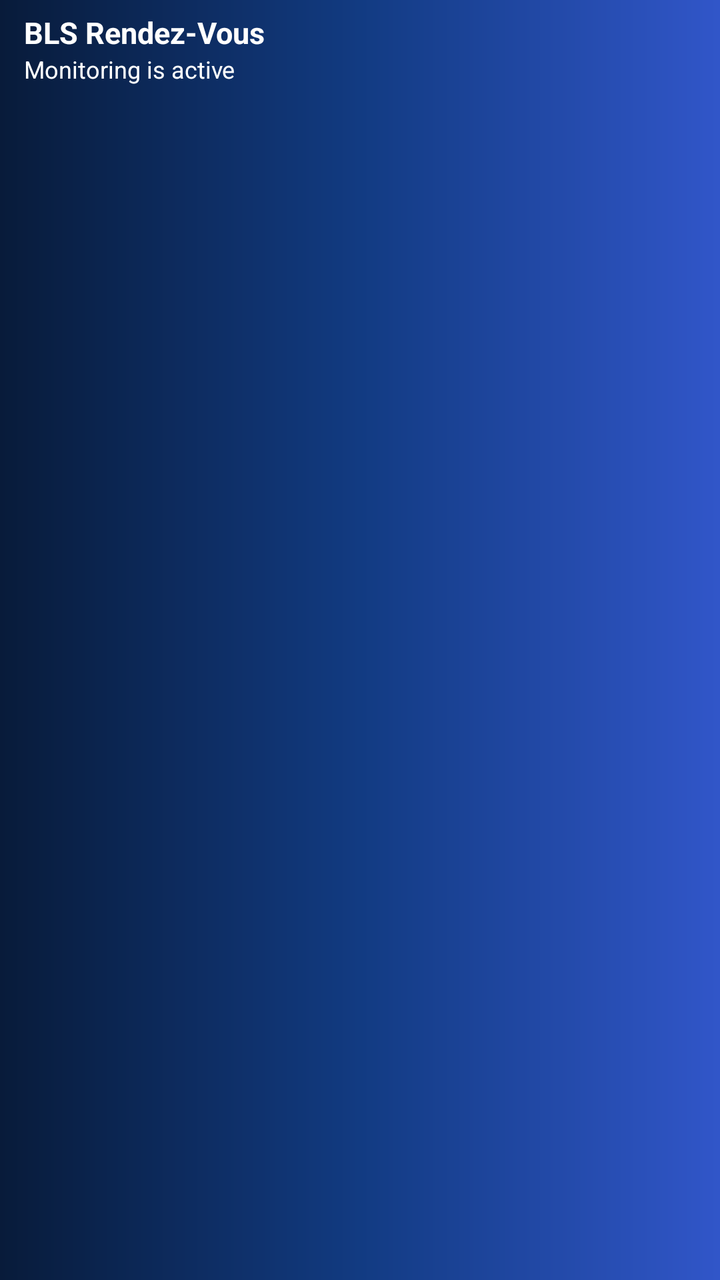
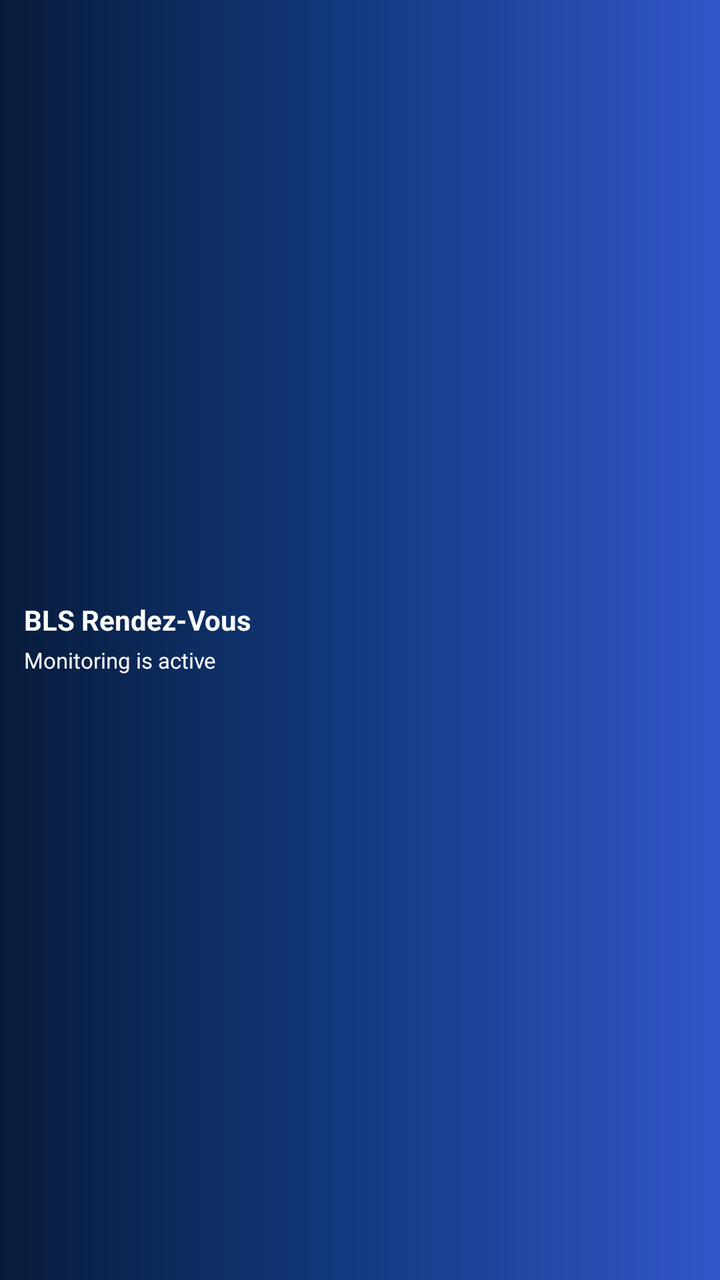

An Android layout rendered at two revisions. The XML below is the earlier revision; the diff shows what the commit changed to produce the second picture.
<!-- AndroidManifest.xml: application theme android:Theme.Material.Light.NoActionBar -->
<!-- res/layout/notification_monitoring.xml -->
<?xml version="1.0" encoding="utf-8"?>
<LinearLayout
    xmlns:android="http://schemas.android.com/apk/res/android"
    android:layout_width="match_parent"
    android:layout_height="wrap_content"
    android:orientation="vertical"
    android:background="@drawable/notification_header_bg"
    android:paddingTop="6dp"
    android:paddingBottom="6dp">

    <TextView
        android:id="@+id/notification_title"
        android:layout_width="match_parent"
        android:layout_height="wrap_content"
        android:paddingStart="12dp"
        android:paddingEnd="12dp"
        android:text="BLS Rendez-Vous"
        android:textColor="#FFFFFF"
        android:textSize="15sp"
        android:textStyle="bold"
        android:maxLines="1"
        android:ellipsize="end" />

    <TextView
        android:id="@+id/notification_description"
        android:layout_width="match_parent"
        android:layout_height="wrap_content"
        android:paddingStart="12dp"
        android:paddingEnd="12dp"
        android:text="Monitoring is active"
        android:textColor="#FFFFFF"
        android:textSize="12sp"
        android:maxLines="1"
        android:ellipsize="end" />

</LinearLayout>
<!-- resources referenced by this layout -->
<resources>
  <!-- drawable notification_header_bg (drawable) -->
  <?xml version="1.0" encoding="utf-8"?>
  <shape
      xmlns:android="http://schemas.android.com/apk/res/android"
      android:shape="rectangle">
  
      <gradient
          android:type="linear"
          android:angle="0"
          android:startColor="#081B3A"
          android:centerColor="#123B82"
          android:endColor="#3156C9" />
  
  </shape>
</resources>

<!-- the commit's change to res/layout/notification_monitoring.xml (unified diff, before → after) -->
@@ -2,34 +2,35 @@
 <LinearLayout
     xmlns:android="http://schemas.android.com/apk/res/android"
     android:layout_width="match_parent"
-    android:layout_height="wrap_content"
+    android:layout_height="48dp"
     android:orientation="vertical"
     android:background="@drawable/notification_header_bg"
-    android:paddingTop="6dp"
-    android:paddingBottom="6dp">
+    android:gravity="center_vertical">
 
     <TextView
         android:id="@+id/notification_title"
         android:layout_width="match_parent"
-        android:layout_height="wrap_content"
+        android:layout_height="20dp"
         android:paddingStart="12dp"
         android:paddingEnd="12dp"
         android:text="BLS Rendez-Vous"
         android:textColor="#FFFFFF"
-        android:textSize="15sp"
+        android:textSize="14sp"
         android:textStyle="bold"
+        android:gravity="center_vertical"
         android:maxLines="1"
         android:ellipsize="end" />
 
     <TextView
         android:id="@+id/notification_description"
         android:layout_width="match_parent"
-        android:layout_height="wrap_content"
+        android:layout_height="20dp"
         android:paddingStart="12dp"
         android:paddingEnd="12dp"
         android:text="Monitoring is active"
         android:textColor="#FFFFFF"
-        android:textSize="12sp"
+        android:textSize="11sp"
+        android:gravity="center_vertical"
         android:maxLines="1"
         android:ellipsize="end" />
 
